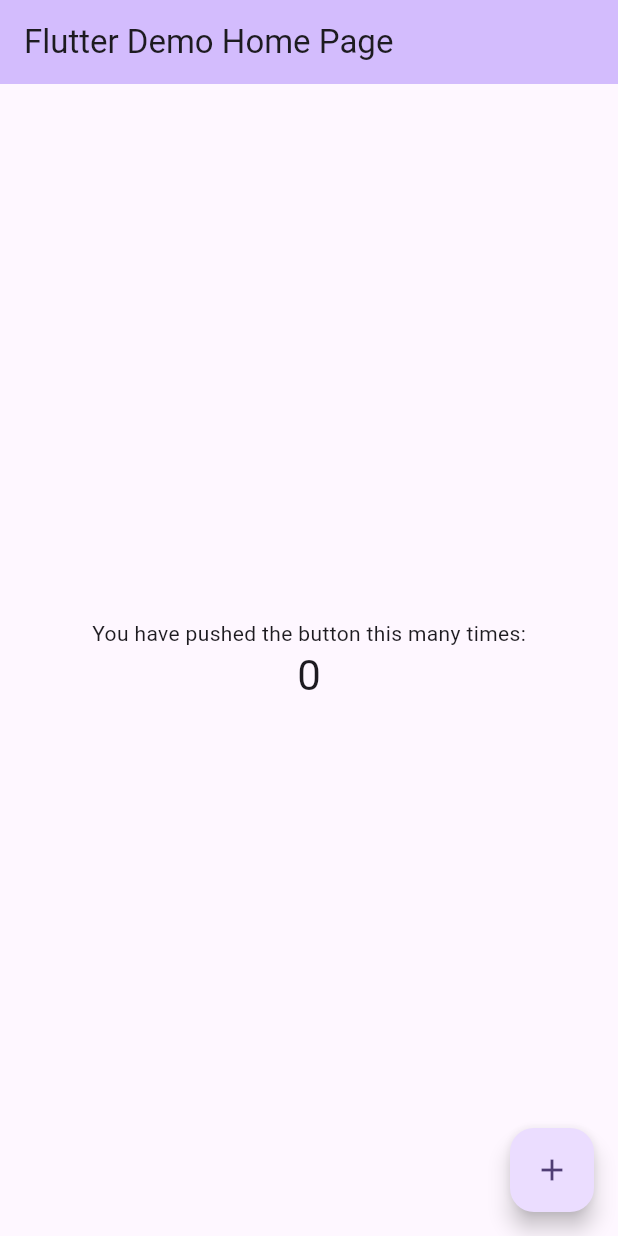
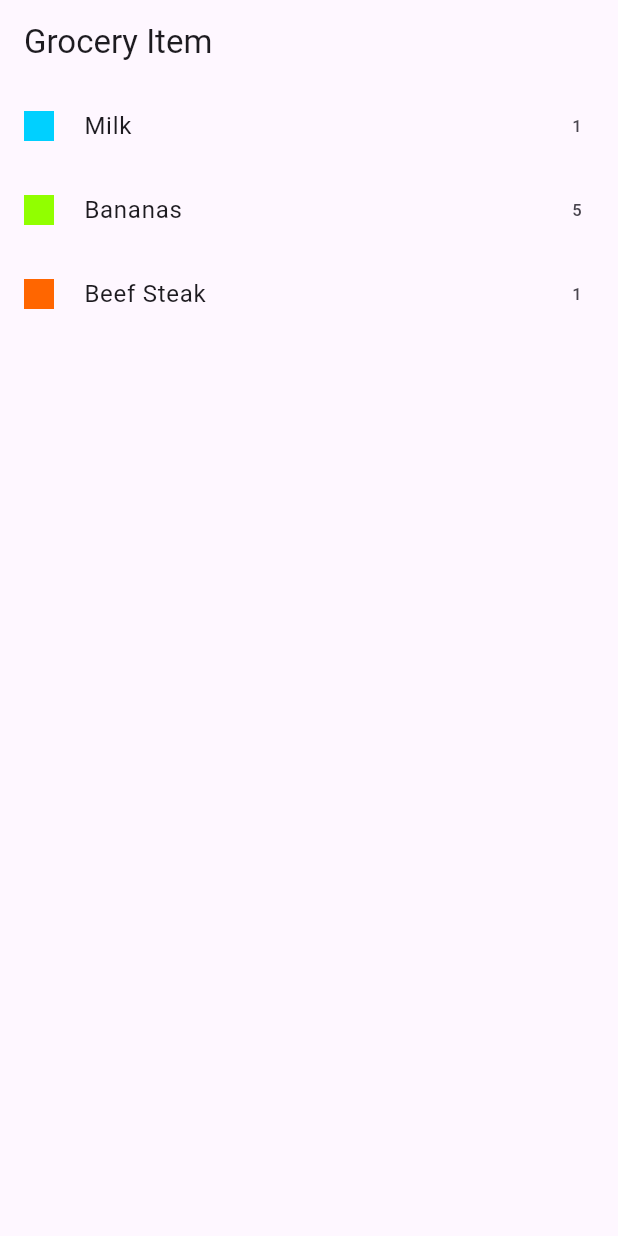
Before and after one commit to taufiqelahi/udemy_flutter_section-11, a Flutter app: the screen it shows after launch, on a phone screen of 412 x 824 dp. Run offline on Flutter 3.47's test engine with Material 3 defaults, Android fonts, the phone set to English and light mode, and no system bars.

Commit message:
added category and dummy data and call data

```diff
--- /dev/null
+++ b/lib/data/categories.dart
@@ -0,0 +1,60 @@
+
+import 'package:flutter/material.dart';
+
+import 'package:udemy_flutter_section11/model/categories.dart';
+enum Items {
+  vegetables,
+  fruit,
+  meat,
+  dairy,
+  carbs,
+  sweets,
+  spices,
+  convenience,
+  hygiene,
+  other
+}
+
+
+const categories = {
+  Items.vegetables:  Categories(
+    'Vegetables',
+    Color.fromARGB(255, 0, 255, 128),
+  ),
+  Items.fruit: Categories(
+    'Fruit',
+    Color.fromARGB(255, 145, 255, 0),
+  ),
+  Items.meat: Categories(
+    'Meat',
+    Color.fromARGB(255, 255, 102, 0),
+  ),
+  Items.dairy: Categories(
+    'Dairy',
+    Color.fromARGB(255, 0, 208, 255),
+  ),
+  Items.carbs: Categories(
+    'Carbs',
+    Color.fromARGB(255, 0, 60, 255),
+  ),
+  Items.sweets: Categories(
+    'Sweets',
+    Color.fromARGB(255, 255, 149, 0),
+  ),
+  Items.spices: Categories(
+    'Spices',
+    Color.fromARGB(255, 255, 187, 0),
+  ),
+  Items.convenience: Categories(
+    'Convenience',
+    Color.fromARGB(255, 191, 0, 255),
+  ),
+  Items.hygiene: Categories(
+    'Hygiene',
+    Color.fromARGB(255, 149, 0, 255),
+  ),
+  Items.other: Categories(
+    'Other',
+    Color.fromARGB(255, 0, 225, 255),
+  ),
+};
--- /dev/null
+++ b/lib/data/dummy_items.dart
@@ -0,0 +1,17 @@
+import 'package:udemy_flutter_section11/data/categories.dart';
+import 'package:udemy_flutter_section11/model/grocery_item.dart';
+
+final groceryItems = [
+  GroceryItem(
+      id: 'a', name: 'Milk', quantity: 1, categories: categories[Items.dairy]!),
+  GroceryItem(
+      id: 'b',
+      name: 'Bananas',
+      quantity: 5,
+      categories: categories[Items.fruit]!),
+  GroceryItem(
+      id: 'c',
+      name: 'Beef Steak',
+      quantity: 1,
+      categories: categories[Items.meat]!),
+];
--- a/lib/main.dart
+++ b/lib/main.dart
@@ -1,4 +1,6 @@
 import 'package:flutter/material.dart';
+import 'package:udemy_flutter_section11/model/grocery_item.dart';
+import 'package:udemy_flutter_section11/screen/grocery_item_screen.dart';
 
 void main() {
   runApp(const MyApp());
@@ -31,95 +33,7 @@ class MyApp extends StatelessWidget {
         colorScheme: ColorScheme.fromSeed(seedColor: Colors.deepPurple),
         useMaterial3: true,
       ),
-      home: const MyHomePage(title: 'Flutter Demo Home Page'),
+      home: const GroceryItemScreen(),
     );
   }
 }
-
-class MyHomePage extends StatefulWidget {
-  const MyHomePage({super.key, required this.title});
-
-  // This widget is the home page of your application. It is stateful, meaning
-  // that it has a State object (defined below) that contains fields that affect
-  // how it looks.
-
-  // This class is the configuration for the state. It holds the values (in this
-  // case the title) provided by the parent (in this case the App widget) and
-  // used by the build method of the State. Fields in a Widget subclass are
-  // always marked "final".
-
-  final String title;
-
-  @override
-  State<MyHomePage> createState() => _MyHomePageState();
-}
-
-class _MyHomePageState extends State<MyHomePage> {
-  int _counter = 0;
-
-  void _incrementCounter() {
-    setState(() {
-      // This call to setState tells the Flutter framework that something has
-      // changed in this State, which causes it to rerun the build method below
-      // so that the display can reflect the updated values. If we changed
-      // _counter without calling setState(), then the build method would not be
-      // called again, and so nothing would appear to happen.
-      _counter++;
-    });
-  }
-
-  @override
-  Widget build(BuildContext context) {
-    // This method is rerun every time setState is called, for instance as done
-    // by the _incrementCounter method above.
-    //
-    // The Flutter framework has been optimized to make rerunning build methods
-    // fast, so that you can just rebuild anything that needs updating rather
-    // than having to individually change instances of widgets.
-    return Scaffold(
-      appBar: AppBar(
-        // TRY THIS: Try changing the color here to a specific color (to
-        // Colors.amber, perhaps?) and trigger a hot reload to see the AppBar
-        // change color while the other colors stay the same.
-        backgroundColor: Theme.of(context).colorScheme.inversePrimary,
-        // Here we take the value from the MyHomePage object that was created by
-        // the App.build method, and use it to set our appbar title.
-        title: Text(widget.title),
-      ),
-      body: Center(
-        // Center is a layout widget. It takes a single child and positions it
-        // in the middle of the parent.
-        child: Column(
-          // Column is also a layout widget. It takes a list of children and
-          // arranges them vertically. By default, it sizes itself to fit its
-          // children horizontally, and tries to be as tall as its parent.
-          //
-          // Column has various properties to control how it sizes itself and
-          // how it positions its children. Here we use mainAxisAlignment to
-          // center the children vertically; the main axis here is the vertical
-          // axis because Columns are vertical (the cross axis would be
-          // horizontal).
-          //
-          // TRY THIS: Invoke "debug painting" (choose the "Toggle Debug Paint"
-          // action in the IDE, or press "p" in the console), to see the
-          // wireframe for each widget.
-          mainAxisAlignment: MainAxisAlignment.center,
-          children: <Widget>[
-            const Text(
-              'You have pushed the button this many times:',
-            ),
-            Text(
-              '$_counter',
-              style: Theme.of(context).textTheme.headlineMedium,
-            ),
-          ],
-        ),
-      ),
-      floatingActionButton: FloatingActionButton(
-        onPressed: _incrementCounter,
-        tooltip: 'Increment',
-        child: const Icon(Icons.add),
-      ), // This trailing comma makes auto-formatting nicer for build methods.
-    );
-  }
-}
--- /dev/null
+++ b/lib/model/categories.dart
@@ -0,0 +1,9 @@
+import 'package:flutter/material.dart';
+
+class Categories{
+  final String categories;
+     final  Color color;
+
+ const Categories(this.categories, this.color);
+
+}
--- /dev/null
+++ b/lib/model/grocery_item.dart
@@ -0,0 +1,10 @@
+import 'package:udemy_flutter_section11/model/categories.dart';
+
+class GroceryItem{
+  final String id;
+  final String name;
+  final int quantity;
+  final Categories categories;
+
+ const GroceryItem({required this.id, required this.name, required this.quantity, required this.categories});
+}
--- /dev/null
+++ b/lib/screen/grocery_item_screen.dart
@@ -0,0 +1,28 @@
+import 'package:flutter/material.dart';
+import 'package:udemy_flutter_section11/data/dummy_items.dart';
+
+class GroceryItemScreen extends StatelessWidget {
+  const GroceryItemScreen({super.key});
+
+  @override
+  Widget build(BuildContext context) {
+    return Scaffold(
+      appBar: AppBar(
+        title: Text('Grocery Item'),
+
+      ),
+      body: ListView.builder(itemCount: groceryItems.length, itemBuilder: (BuildContext context, int index) {
+        final items=groceryItems[index];
+        return ListTile(
+          title:Text( items.name),
+          trailing: Text('${items.quantity}'),
+          leading: Container(
+            height: 20,
+            width: 20,
+            color:items.categories.color ,
+          ),
+        );
+      },),
+    );
+  }
+}
```
